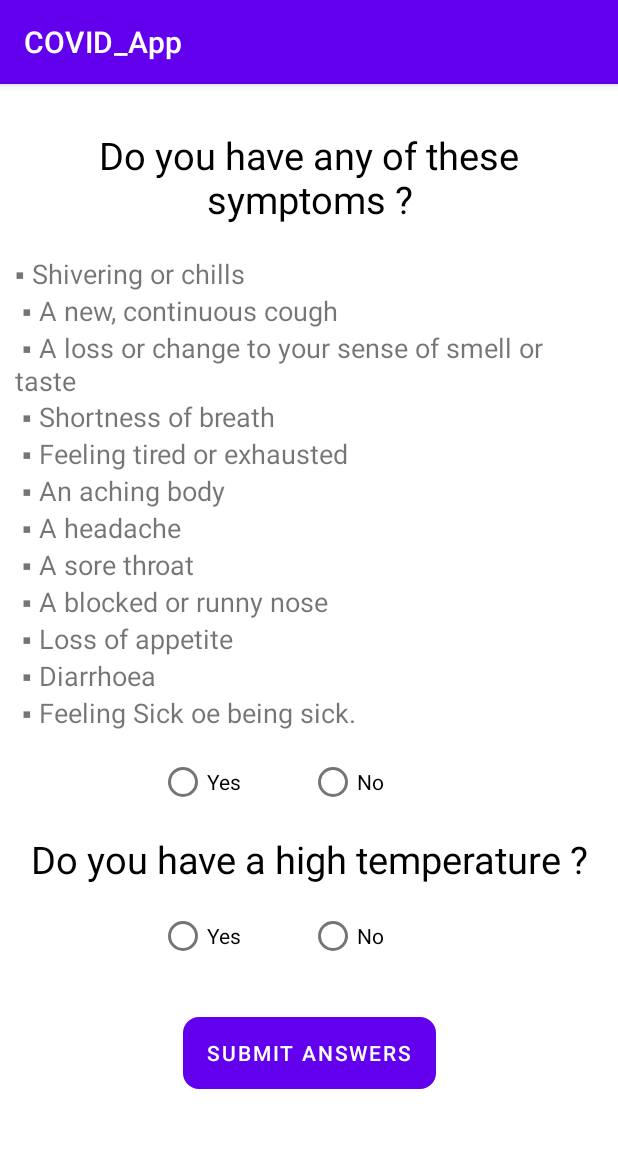
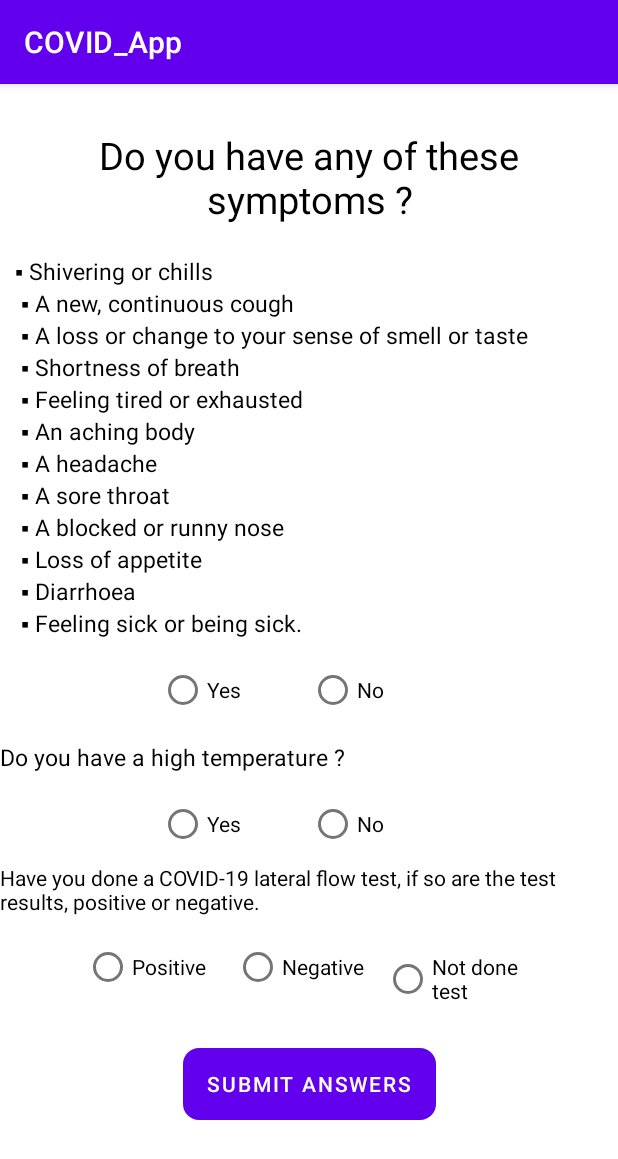
Before and after one commit to Vishsticks/COVID_App, an Android app: the SymptomsCheckerActivity screen opened directly, with no data from a screen before it, on a phone screen of 412 x 824 dp. Shown: the top 1159 px of the screen. Run offline under Robolectric (Android 15) with nearby library versions, the phone set to English and light mode, and no system bars.

Commit message:
final updates

```diff
--- a/app/src/main/java/com/covid_app/LocationCheckInActivity.java
+++ b/app/src/main/java/com/covid_app/LocationCheckInActivity.java
@@ -10,10 +10,14 @@ import android.os.Bundle;
 import android.view.View;
 import android.widget.TextView;
 
+import com.google.firebase.firestore.FirebaseFirestore;
+
 public class LocationCheckInActivity extends AppCompatActivity {
     private TextView txtCheckIn;
     private TextView txtCheckOut;
     private int currentType=0;
+
+    private FirebaseFirestore database;
 
     @Override
     protected void onCreate(Bundle savedInstanceState) {
@@ -26,6 +30,7 @@ public class LocationCheckInActivity extends AppCompatActivity {
     private void initialise() {
         txtCheckIn = findViewById(R.id.txt_check_in);
         txtCheckOut = findViewById(R.id.txt_check_out);
+        database = FirebaseFirestore.getInstance();
     }
 
     private void initialiseListeners() {
--- a/app/src/main/java/com/covid_app/utils/Constants.java
+++ b/app/src/main/java/com/covid_app/utils/Constants.java
@@ -4,6 +4,7 @@ public class Constants {
 
     public interface DbCollection{
         String COLLECTION_USERS="users";
+        String COLLECTION_ATTENDANCE="attendance";
     }
 
     public interface UsersCollection{
--- a/app/src/main/res/layout/activity_exposure_notification.xml
+++ b/app/src/main/res/layout/activity_exposure_notification.xml
@@ -15,7 +15,8 @@
         android:textSize="30sp"
         app:layout_constraintEnd_toEndOf="parent"
         app:layout_constraintStart_toStartOf="parent"
-        app:layout_constraintTop_toTopOf="parent" />
+        app:layout_constraintTop_toTopOf="parent"
+        android:textColor="@color/black"/>
 
     <TextView
         android:id="@+id/txt_user_count"
@@ -36,7 +37,7 @@
         android:layout_height="wrap_content"
         android:layout_marginTop="20dp"
         android:gravity="center"
-        android:text="You are safe, you didn't came in contact with any infected person."
+        android:text="You are safe, you have not came in contact with an infected student."
         android:textColor="@color/black"
         android:textSize="30sp"
         app:layout_constraintEnd_toEndOf="parent"
--- a/app/src/main/res/layout/activity_symptom_checker.xml
+++ b/app/src/main/res/layout/activity_symptom_checker.xml
@@ -1,7 +1,13 @@
 <?xml version="1.0" encoding="utf-8"?>
-<androidx.constraintlayout.widget.ConstraintLayout xmlns:android="http://schemas.android.com/apk/res/android"
+
+<ScrollView
+    android:layout_width="match_parent"
+    android:layout_height="match_parent"
+    xmlns:android="http://schemas.android.com/apk/res/android"
     xmlns:app="http://schemas.android.com/apk/res-auto"
-    xmlns:tools="http://schemas.android.com/tools"
+    xmlns:tools="http://schemas.android.com/tools">
+
+<androidx.constraintlayout.widget.ConstraintLayout
     android:layout_width="match_parent"
     android:layout_height="match_parent"
     tools:context=".SymptomsCheckerActivity">
@@ -40,11 +46,12 @@
         android:layout_marginTop="20dp"
         android:gravity="start"
         android:text="@string/str_symptoms"
-        android:textSize="18sp"
+        android:textSize="15sp"
         android:textStyle="normal"
         app:layout_constraintEnd_toStartOf="@id/guideline_right"
         app:layout_constraintStart_toEndOf="@id/guideline_left"
-        app:layout_constraintTop_toBottomOf="@id/txt_question" />
+        app:layout_constraintTop_toBottomOf="@id/txt_question"
+        android:textColor="@color/black"/>
 
     <RadioGroup
         android:id="@+id/radio_symptoms_answer"
@@ -82,12 +89,10 @@
         android:layout_width="wrap_content"
         android:layout_height="wrap_content"
         android:layout_marginTop="10dp"
+        android:text="Do you have a high temperature ?"
         android:gravity="center"
-        android:text="Do you have a high temperature ?"
         android:textColor="@color/black"
-        android:textSize="25sp"
-        app:layout_constraintEnd_toEndOf="parent"
-        app:layout_constraintStart_toStartOf="parent"
+        android:textSize="15sp"
         app:layout_constraintTop_toBottomOf="@+id/radio_symptoms_answer" />
 
     <RadioGroup
@@ -118,7 +123,53 @@
 
     </RadioGroup>
 
+    <TextView
+        android:id="@+id/txt_question_test"
+        android:layout_width="wrap_content"
+        android:layout_height="wrap_content"
+        android:text="Have you done a COVID-19 lateral flow test, if so are the test results, positive or negative."
+        app:layout_constraintEnd_toStartOf="@id/guideline_right"
+        app:layout_constraintStart_toEndOf="@id/guideline_left"
+        app:layout_constraintTop_toTopOf="@+id/radio_tempture"
+        android:layout_marginTop="50dp"
+        android:textColor="@color/black"
+        />
+
+    <RadioGroup
+        android:id="@+id/radio_test_results"
+        android:layout_width="wrap_content"
+        android:layout_height="wrap_content"
+        android:layout_marginTop="10dp"
+        android:orientation="horizontal"
+        app:layout_constraintEnd_toEndOf="parent"
+        app:layout_constraintStart_toStartOf="parent"
+        app:layout_constraintTop_toBottomOf="@id/txt_question_test">
+
+        <RadioButton
+            android:layout_width="100dp"
+            android:layout_height="wrap_content"
+            android:text="Positive"
+            app:layout_constraintEnd_toEndOf="parent"
+            app:layout_constraintStart_toStartOf="parent" />
+
+        <RadioButton
+            android:layout_width="100dp"
+            android:layout_height="wrap_content"
+            android:text="Negative"
+            app:layout_constraintEnd_toEndOf="parent"
+            app:layout_constraintStart_toStartOf="parent" />
+
+        <RadioButton
+            android:layout_width="100dp"
+            android:layout_height="wrap_content"
+            android:text="Not done test"
+            app:layout_constraintEnd_toEndOf="parent"
+            app:layout_constraintStart_toStartOf="parent" />
+
+    </RadioGroup>
+
     <Button
+        android:id="@+id/btn_submit_symptoms"
         android:layout_width="wrap_content"
         android:layout_height="wrap_content"
         android:layout_marginTop="30dp"
@@ -126,6 +177,7 @@
         android:background="@drawable/back_button"
         app:layout_constraintEnd_toEndOf="parent"
         app:layout_constraintStart_toStartOf="parent"
-        app:layout_constraintTop_toBottomOf="@+id/radio_tempture" />
+        app:layout_constraintTop_toBottomOf="@+id/radio_test_results" />
 
 </androidx.constraintlayout.widget.ConstraintLayout>
+</ScrollView>
--- a/app/src/main/res/values/strings.xml
+++ b/app/src/main/res/values/strings.xml
@@ -14,7 +14,7 @@
         ▪ A blocked or runny nose\n
         ▪ Loss of appetite\n
         ▪ Diarrhoea\n
-        ▪ Feeling Sick oe being sick.
+        ▪ Feeling sick or being sick.
     </string>
     <string name="str_guidelines_points" >
         Step 1: All students must set up their application user profile in the user profile section of the app.
```
Also changed, not shown: app/src/main/java/com/covid_app/Attendance.java (added, +31 -0 lines), app/src/main/java/com/covid_app/QRCodeScannerActivity.java (+35 -1 lines), app/src/main/java/com/covid_app/SymptomsCheckerActivity.java (+27 -0 lines), app/src/main/res/layout/activity_main.xml (+22 -3 lines).
